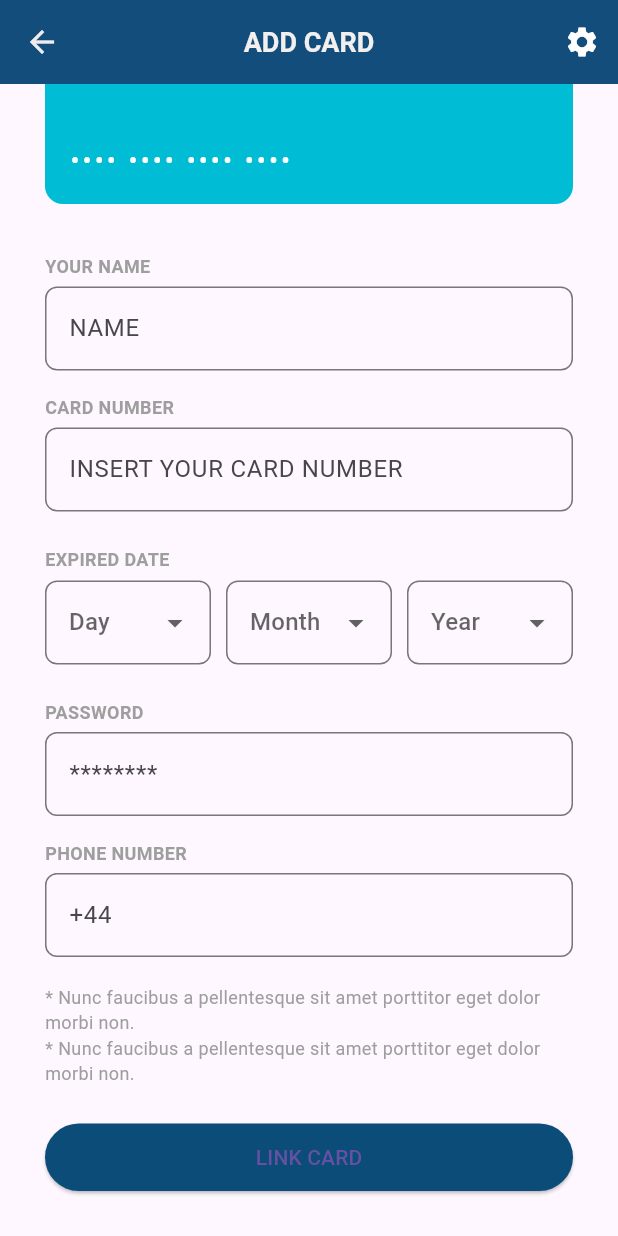
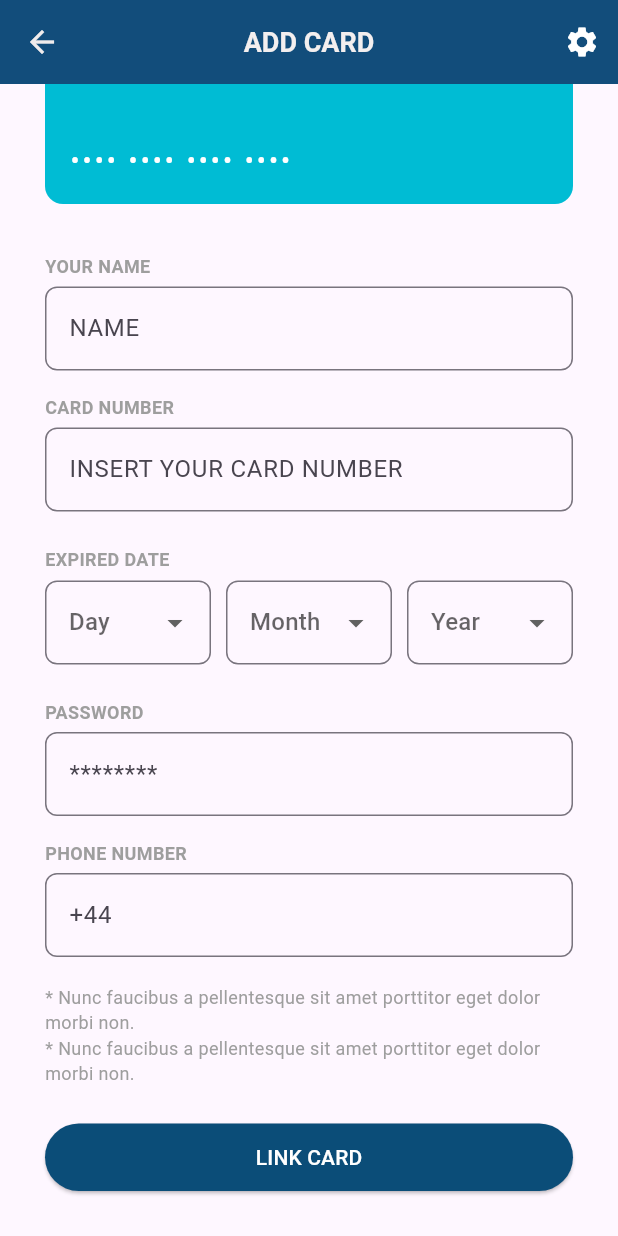
Before and after one commit to Uc54834/Bank_app, a Flutter app: the AddCardPage screen opened directly, scrolled down 65 dp, on a phone screen of 412 x 824 dp. Run offline on Flutter 3.47's test engine with Material 3 defaults, Android fonts, the phone set to English and light mode, and no system bars.

Commit message:
Link card Button color change

```diff
--- a/banck_app/lib/pages/add_card_page.dart
+++ b/banck_app/lib/pages/add_card_page.dart
@@ -129,7 +129,7 @@ class AddCardPage extends StatelessWidget {
                   backgroundColor: const Color(0xFF0B4D78),
                 ),
                 onPressed: () {},
-                child: const Text('LINK CARD'),
+                child: const Text('LINK CARD',style: TextStyle(color: Color.fromARGB(255, 255, 255, 255),)),
               ),
             ),
 
```
